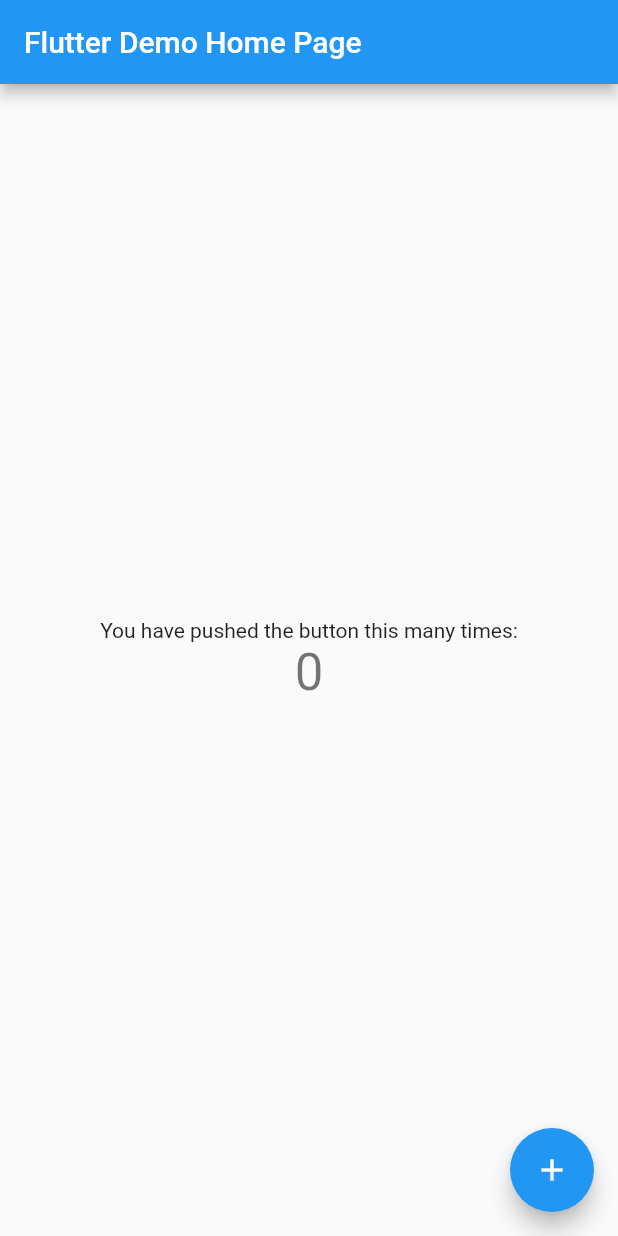
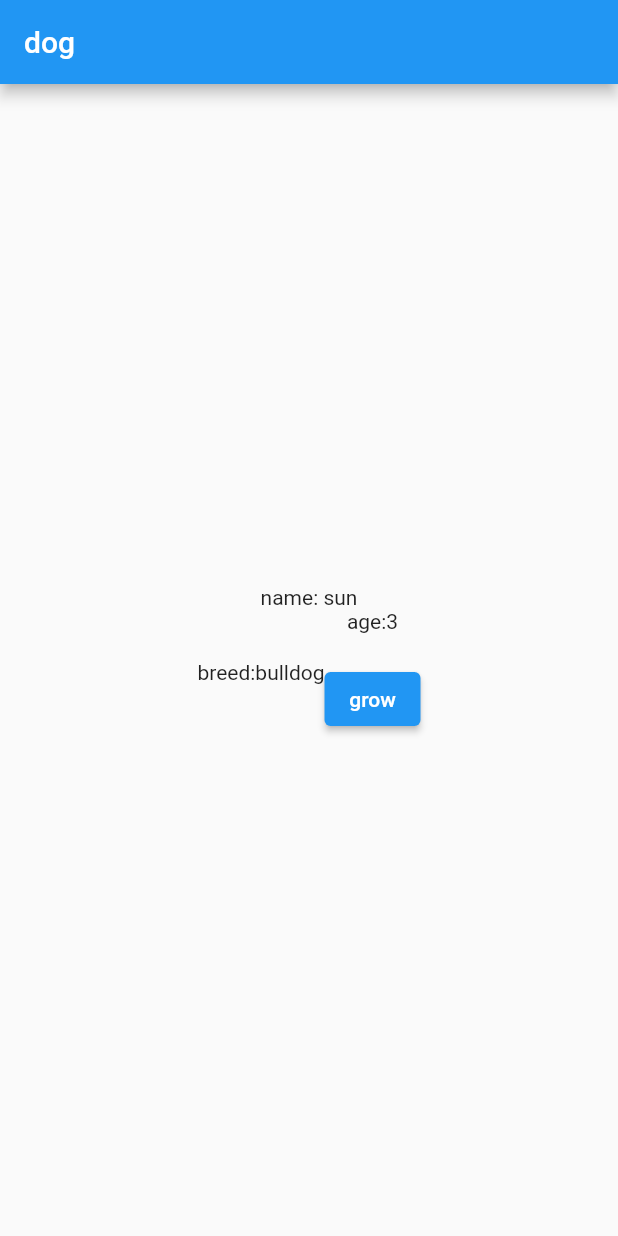
Before and after one commit to ssdd33/flutter_provider_essential, a Flutter app: the screen it shows after launch, on a phone screen of 412 x 824 dp. Run offline on Flutter 3.47's test engine with Material 2 defaults, Android fonts, the phone set to English and light mode, and no system bars.

Commit message:
provider

```diff
--- a/analysis_options.yaml
+++ b/analysis_options.yaml
@@ -7,7 +7,7 @@
 
 # The following line activates a set of recommended lints for Flutter apps,
 # packages, and plugins designed to encourage good coding practices.
-include: package:flutter_lints/flutter.yaml
+# include: package:flutter_lints/flutter.yaml
 
 linter:
   # The lint rules applied to this project can be customized in the
--- a/lib/main.dart
+++ b/lib/main.dart
@@ -1,4 +1,7 @@
 import 'package:flutter/material.dart';
+import 'package:flutter_provider/models/dog.dart';
+import 'package:flutter_provider/screen/home_screen.dart';
+import 'package:provider/provider.dart';
 
 void main() {
   runApp(const MyApp());
@@ -7,109 +10,17 @@ void main() {
 class MyApp extends StatelessWidget {
   const MyApp({super.key});
 
-  // This widget is the root of your application.
   @override
   Widget build(BuildContext context) {
-    return MaterialApp(
-      title: 'Flutter Demo',
-      theme: ThemeData(
-        // This is the theme of your application.
-        //
-        // Try running your application with "flutter run". You'll see the
-        // application has a blue toolbar. Then, without quitting the app, try
-        // changing the primarySwatch below to Colors.green and then invoke
-        // "hot reload" (press "r" in the console where you ran "flutter run",
-        // or simply save your changes to "hot reload" in a Flutter IDE).
-        // Notice that the counter didn't reset back to zero; the application
-        // is not restarted.
-        primarySwatch: Colors.blue,
+    return Provider<Dog>(
+      create: (context) => Dog(name: 'sun', breed: 'bulldog', age: 3),
+      child: MaterialApp(
+        title: 'Flutter Demo',
+        theme: ThemeData(
+          primarySwatch: Colors.blue,
+        ),
+        home: MyHomePage(),
       ),
-      home: const MyHomePage(title: 'Flutter Demo Home Page'),
     );
   }
 }
-
-class MyHomePage extends StatefulWidget {
-  const MyHomePage({super.key, required this.title});
-
-  // This widget is the home page of your application. It is stateful, meaning
-  // that it has a State object (defined below) that contains fields that affect
-  // how it looks.
-
-  // This class is the configuration for the state. It holds the values (in this
-  // case the title) provided by the parent (in this case the App widget) and
-  // used by the build method of the State. Fields in a Widget subclass are
-  // always marked "final".
-
-  final String title;
-
-  @override
-  State<MyHomePage> createState() => _MyHomePageState();
-}
-
-class _MyHomePageState extends State<MyHomePage> {
-  int _counter = 0;
-
-  void _incrementCounter() {
-    setState(() {
-      // This call to setState tells the Flutter framework that something has
-      // changed in this State, which causes it to rerun the build method below
-      // so that the display can reflect the updated values. If we changed
-      // _counter without calling setState(), then the build method would not be
-      // called again, and so nothing would appear to happen.
-      _counter++;
-    });
-  }
-
-  @override
-  Widget build(BuildContext context) {
-    // This method is rerun every time setState is called, for instance as done
-    // by the _incrementCounter method above.
-    //
-    // The Flutter framework has been optimized to make rerunning build methods
-    // fast, so that you can just rebuild anything that needs updating rather
-    // than having to individually change instances of widgets.
-    return Scaffold(
-      appBar: AppBar(
-        // Here we take the value from the MyHomePage object that was created by
-        // the App.build method, and use it to set our appbar title.
-        title: Text(widget.title),
-      ),
-      body: Center(
-        // Center is a layout widget. It takes a single child and positions it
-        // in the middle of the parent.
-        child: Column(
-          // Column is also a layout widget. It takes a list of children and
-          // arranges them vertically. By default, it sizes itself to fit its
-          // children horizontally, and tries to be as tall as its parent.
-          //
-          // Invoke "debug painting" (press "p" in the console, choose the
-          // "Toggle Debug Paint" action from the Flutter Inspector in Android
-          // Studio, or the "Toggle Debug Paint" command in Visual Studio Code)
-          // to see the wireframe for each widget.
-          //
-          // Column has various properties to control how it sizes itself and
-          // how it positions its children. Here we use mainAxisAlignment to
-          // center the children vertically; the main axis here is the vertical
-          // axis because Columns are vertical (the cross axis would be
-          // horizontal).
-          mainAxisAlignment: MainAxisAlignment.center,
-          children: <Widget>[
-            const Text(
-              'You have pushed the button this many times:',
-            ),
-            Text(
-              '$_counter',
-              style: Theme.of(context).textTheme.headlineMedium,
-            ),
-          ],
-        ),
-      ),
-      floatingActionButton: FloatingActionButton(
-        onPressed: _incrementCounter,
-        tooltip: 'Increment',
-        child: const Icon(Icons.add),
-      ), // This trailing comma makes auto-formatting nicer for build methods.
-    );
-  }
-}
--- /dev/null
+++ b/lib/models/dog.dart
@@ -0,0 +1,15 @@
+class Dog {
+  final String name;
+  final String breed;
+  int age;
+  Dog({
+    required this.name,
+    required this.breed,
+    this.age = 1,
+  });
+
+  void grow() {
+    age++;
+    print(age);
+  }
+}
--- /dev/null
+++ b/lib/screen/home_screen.dart
@@ -0,0 +1,22 @@
+import 'package:flutter/material.dart';
+import 'package:flutter_provider/models/dog.dart';
+import 'package:flutter_provider/widget/breedAndAge_widget.dart';
+import 'package:provider/provider.dart';
+
+class MyHomePage extends StatelessWidget {
+  const MyHomePage({super.key});
+
+  @override
+  Widget build(BuildContext context) {
+    return Scaffold(
+      appBar: AppBar(title: Text('dog')),
+      body: Column(
+        mainAxisAlignment: MainAxisAlignment.center,
+        children: [
+          Text('name: ${Provider.of<Dog>(context).name}'),
+          BreedAndAge(),
+        ],
+      ),
+    );
+  }
+}
--- /dev/null
+++ b/lib/widget/age_widget.dart
@@ -0,0 +1,23 @@
+import 'package:flutter/material.dart';
+import 'package:flutter_provider/models/dog.dart';
+import 'package:provider/provider.dart';
+
+class Age extends StatelessWidget {
+  const Age({super.key});
+
+  @override
+  Widget build(BuildContext context) {
+    return Column(
+      children: [
+        Text('age:${Provider.of<Dog>(context).age}'),
+        SizedBox(height: 20),
+        ElevatedButton(
+          onPressed: () {
+            Provider.of<Dog>(context, listen: false).grow();
+          },
+          child: Text('grow'),
+        ),
+      ],
+    );
+  }
+}
--- /dev/null
+++ b/lib/widget/breedAndAge_widget.dart
@@ -0,0 +1,19 @@
+import 'package:flutter/material.dart';
+import 'package:flutter_provider/models/dog.dart';
+import 'package:flutter_provider/widget/age_widget.dart';
+import 'package:provider/provider.dart';
+
+class BreedAndAge extends StatelessWidget {
+  const BreedAndAge({super.key});
+
+  @override
+  Widget build(BuildContext context) {
+    return Row(
+      mainAxisAlignment: MainAxisAlignment.center,
+      children: [
+        Text('breed:${Provider.of<Dog>(context).breed}'),
+        Age(),
+      ],
+    );
+  }
+}
--- a/pubspec.yaml
+++ b/pubspec.yaml
@@ -35,6 +35,7 @@ dependencies:
   # The following adds the Cupertino Icons font to your application.
   # Use with the CupertinoIcons class for iOS style icons.
   cupertino_icons: ^1.0.2
+  provider: ^6.0.5
 
 dev_dependencies:
   flutter_test:
```
Also changed, not shown: pubspec.lock.
